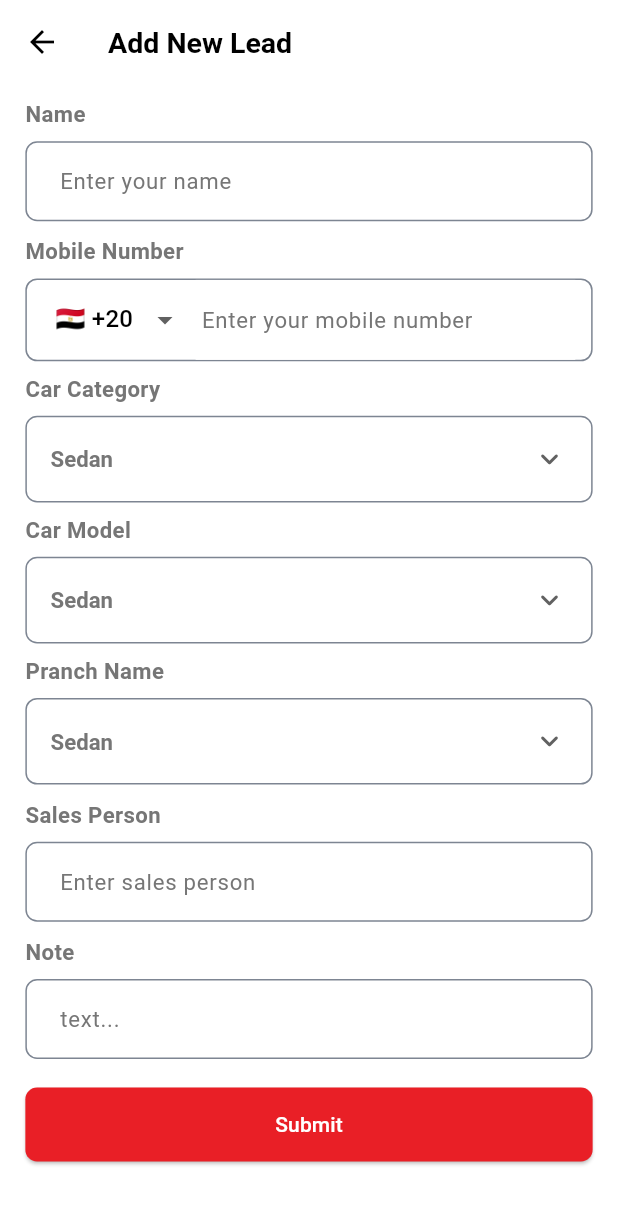
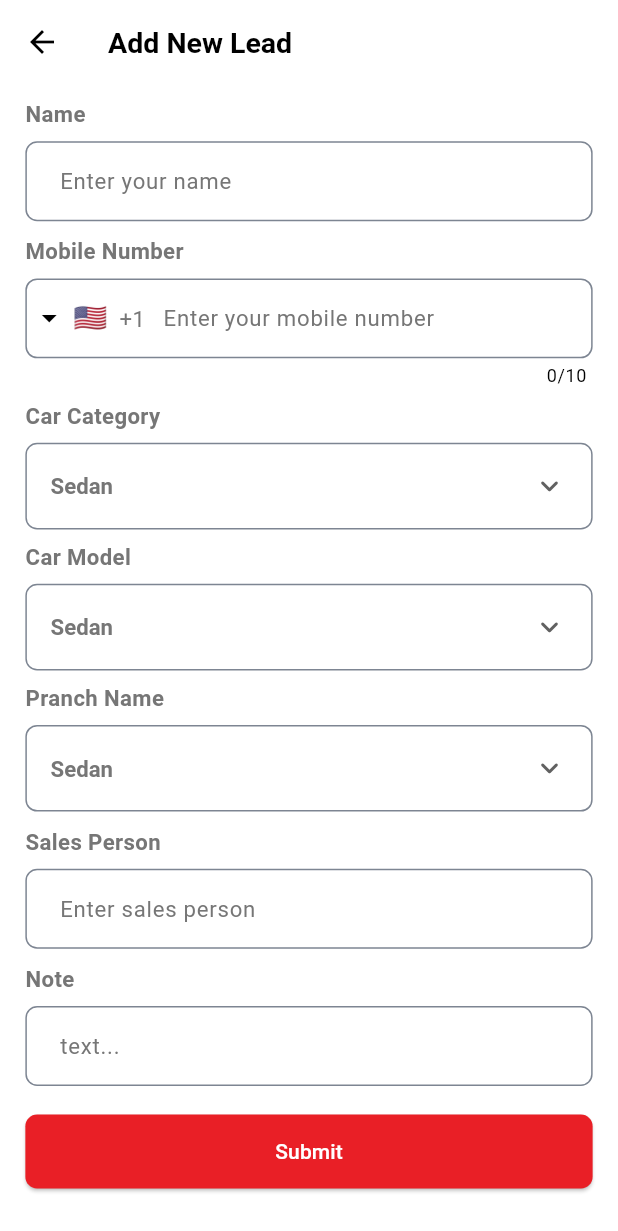
Before and after one commit to yousef2256/m_auto, a Flutter app: the AddNewLeadScreen screen opened by its route, after a tap on "Submit", on a phone screen of 412 x 824 dp. Shown: the top 1231 px of the screen. Run offline on Flutter 3.47's test engine with Material 3 defaults, Android fonts, the light colour scheme and no system bars; drawn by our look-alikes of intl_phone_field; our stand-ins replace bloc, dio, flutter_bloc, flutter_screenutil, pretty_dio_logger, shared_preferences; accounts and stored records are empty; network calls fail; Roboto replaces fonts that are missing (Rubik).

Commit message:
pushing
- added api conestents
- fixed phone feald
- added car brand and mode;ls model
- create get car brand and models end point
- create add lead endpoint
- add  intl_phone_field to pubspec.yamel

```diff
--- a/analysis_options.yaml
+++ b/analysis_options.yaml
@@ -7,6 +7,9 @@
 
 # The following line activates a set of recommended lints for Flutter apps,
 # packages, and plugins designed to encourage good coding practices.
+analyzer:
+  errors:
+    depend_on_referenced_packages: ignore
 include: package:flutter_lints/flutter.yaml
 
 linter:
--- a/lib/core/api/api_constents.dart
+++ b/lib/core/api/api_constents.dart
@@ -4,7 +4,9 @@ class ApiConstents {
 
   // End Points
   static const String login = 'api/login';
-  static const String userData = '/api/salesperson/home';
+  static const String userData = 'api/salesperson/home';
+  static const String addNewLead = 'api/create_lead';
+  static const String carModelsAndBrands = 'api/car_brands_models';
 }
 
 class ApiKeys {
@@ -19,6 +21,23 @@ class ApiKeys {
   static const String authorization = 'Authorization';
   static const String salespersonName = 'salesperson_name';
 
+  // add new lead
+  static const String customerName = 'customer_name';
+  static const String customerPhone = 'customer_phone';
+  static const String carBrandId = 'car_brand_id';
+  static const String carModelId = 'car_model_id';
+  static const String notes = 'notes';
+  static const String budget = 'budget';
+  static const String buyMethod = 'buy_method';
+  static const String installmentProviderId = 'installment_provider_id';
+  static const String installmentWay = 'installment_way';
+  static const String bankApprove = 'bank_approve';
+  static const String downPayment = 'down_payment';
+  static const String foriegnCurrency = 'foriegn_currency';
+  static const String depositType = 'deposit_type';
+  static const String carColorId = 'car_color_id';
+  static const String carCategoryId = 'car_category_id';
+
   // tokens
   static const String accessToken = 'access_token';
   static const String refreshToken = 'refresh_token';
--- a/lib/core/routes/app_rowter.dart
+++ b/lib/core/routes/app_rowter.dart
@@ -6,6 +6,7 @@ import 'package:m_auto/core/routes/routes.dart';
 import 'package:m_auto/features/home_fetures/logic/home_cubit.dart';
 import 'package:m_auto/features/home_fetures/ui/profile_screen.dart';
 import 'package:m_auto/features/layout/logic/layout_cubit.dart';
+import 'package:m_auto/features/leads_fetures/logic/leads_cubit.dart';
 import 'package:m_auto/features/leads_fetures/ui/add_new_lead_screen.dart';
 import 'package:m_auto/features/login_fetures/logic/login_cubit.dart';
 import 'package:m_auto/features/login_fetures/ui/login_screen.dart';
@@ -47,7 +48,11 @@ class AppRouter {
 
       case Routes.addNewLead:
         return MaterialPageRoute(
-          builder: (context) => const AddNewLeadScreen(),
+          builder: (context) => BlocProvider(
+            create: (context) =>
+                LeadsCubit(DioConsumer(dio: Dio()))..getCarBrandsAndModels(),
+            child: const AddNewLeadScreen(),
+          ),
         );
 
       // Default Route if no route is defined
--- a/lib/core/widgets/custome_dripdown_and_textfeald.dart
+++ /dev/null
@@ -1,112 +0,0 @@
-import 'package:flutter/material.dart';
-import 'package:flutter_screenutil/flutter_screenutil.dart';
-import 'package:m_auto/core/helpers/spaser.dart';
-import 'package:m_auto/core/utils/texts/text_styles.dart';
-
-class CustomeDripdownAndTextFeald extends StatelessWidget {
-  final String lableText;
-  final String hintText;
-  final TextEditingController? controller;
-  final TextInputType? textInputType;
-  final TextInputAction? textInputAction;
-  final bool obscureText;
-  final String? Function(String?)? validator;
-  final Widget? prefixIcon;
-  final Widget? suffixIcon;
-  final EdgeInsetsGeometry? contentPadding;
-  final List<DropdownMenuItem<String>>? dropdownItems;
-  final bool showTextField;
-  final bool? isReadOnly;
-  const CustomeDripdownAndTextFeald({
-    super.key,
-    required this.lableText,
-    required this.hintText,
-    this.controller,
-    this.textInputType,
-    this.textInputAction,
-    this.obscureText = false,
-    this.validator,
-    this.prefixIcon,
-    this.suffixIcon,
-    this.contentPadding,
-    this.dropdownItems,
-    this.showTextField = true,
-    this.isReadOnly = false,
-  });
-
-  @override
-  Widget build(BuildContext context) {
-    return Column(
-      children: [
-        verticalSpace(10.h),
-        Align(
-          alignment: Alignment.centerLeft,
-          child: Text(
-            lableText,
-            style: TextStyles.text14px700wGrey,
-          ),
-        ),
-        verticalSpace(8.h),
-        Container(
-          padding: EdgeInsets.symmetric(horizontal: 10.w),
-          width: double.infinity,
-          decoration: BoxDecoration(
-            border: Border.all(
-              color: Theme.of(context).colorScheme.onPrimary,
-            ),
-            borderRadius: BorderRadius.circular(8.r),
-          ),
-          child: Row(
-            children: [
-              DropdownButton<String>(
-                value: '+20', // Default value
-                padding: EdgeInsets.symmetric(horizontal: 8.w),
-                underline: const SizedBox(),
-                items: dropdownItems ??
-                    [
-                      const DropdownMenuItem(
-                        value: '+20',
-                        child: Text('🇪🇬 +20'),
-                      ),
-                      const DropdownMenuItem(
-                        value: '+966',
-                        child: Text('🇸🇦 +966'),
-                      ),
-                      const DropdownMenuItem(
-                        value: '+971',
-                        child: Text('🇦🇪 +971'),
-                      ),
-                    ],
-                onChanged: (value) {
-                  /// TODO Handle country code change
-                },
-              ),
-              if (showTextField)
-                Expanded(
-                  child: TextFormField(
-                    readOnly: isReadOnly!,
-                    validator: validator,
-                    controller: controller,
-                    keyboardType: textInputType,
-                    textInputAction: textInputAction,
-                    obscureText: obscureText,
-                    decoration: InputDecoration(
-                      prefixIcon: prefixIcon,
-                      suffixIcon: suffixIcon,
-                      hintText: hintText,
-                      hintStyle: TextStyles.text14px400wGrey,
-                      contentPadding: EdgeInsets.symmetric(vertical: 15.h),
-                      fillColor: Theme.of(context).colorScheme.surface,
-                      filled: true,
-                      focusedBorder: InputBorder.none,
-                      enabledBorder: InputBorder.none,
-                    ),
-                  ),
-                ),
-            ],
-          ),
-        ),
-      ],
-    );
-  }
-}
--- /dev/null
+++ b/lib/core/widgets/custome_phone_feald.dart
@@ -0,0 +1,89 @@
+import 'package:flutter/material.dart';
+import 'package:flutter_screenutil/flutter_screenutil.dart';
+import 'package:intl_phone_field/intl_phone_field.dart';
+import 'package:m_auto/core/helpers/spaser.dart';
+import 'package:m_auto/core/utils/texts/text_styles.dart';
+
+class CustomePhoneField extends StatelessWidget {
+  final String lableText;
+  final String hintText;
+  final TextEditingController? controller;
+  final TextInputType? textInputType;
+  final TextInputAction? textInputAction;
+  final bool obscureText;
+  final String? Function(String?)? validator;
+  final Widget? prefixIcon;
+  final Widget? suffixIcon;
+  final EdgeInsetsGeometry? contentPadding;
+  final List<DropdownMenuItem<String>>? dropdownItems;
+  final bool showTextField;
+  final bool? isReadOnly;
+  final Function(String?)? onChanged;
+  final String? selectedValue;
+  const CustomePhoneField({
+    super.key,
+    required this.lableText,
+    required this.hintText,
+    this.controller,
+    this.textInputType,
+    this.textInputAction,
+    this.obscureText = false,
+    this.validator,
+    this.prefixIcon,
+    this.suffixIcon,
+    this.contentPadding,
+    this.dropdownItems,
+    this.showTextField = true,
+    this.isReadOnly = false,
+    this.onChanged,
+    this.selectedValue,
+  });
+
+  @override
+  Widget build(BuildContext context) {
+    return Column(
+      children: [
+        verticalSpace(10.h),
+        Align(
+          alignment: Alignment.centerLeft,
+          child: Text(
+            lableText,
+            style: TextStyles.text14px700wGrey,
+          ),
+        ),
+        verticalSpace(8.h),
+        IntlPhoneField(
+          controller: controller,
+          initialValue: selectedValue,
+          onChanged: (phone) {
+            if (onChanged != null) {
+              onChanged!(phone.number);
+            }
+          },
+          decoration: InputDecoration(
+            prefixIcon: prefixIcon,
+            suffixIcon: suffixIcon,
+            hintText: hintText,
+            hintStyle: TextStyles.text14px400wGrey,
+            contentPadding: EdgeInsets.symmetric(vertical: 15.h),
+            fillColor: Theme.of(context).colorScheme.surface,
+            filled: true,
+            focusedBorder: OutlineInputBorder(
+              borderSide: BorderSide(
+                color: Theme.of(context).colorScheme.onPrimary,
+              ),
+              borderRadius: BorderRadius.circular(8.r),
+            ),
+            enabledBorder: OutlineInputBorder(
+              borderSide: BorderSide(
+                color: Theme.of(context).colorScheme.onPrimary,
+              ),
+              borderRadius: BorderRadius.circular(8.r),
+            ),
+          ),
+          dropdownTextStyle: TextStyles.text14px400wGrey,
+        ),
+      ],
+    );
+  }
+}
--- a/lib/features/home_fetures/ui/profile_screen.dart
+++ b/lib/features/home_fetures/ui/profile_screen.dart
@@ -2,7 +2,7 @@ import 'package:flutter/material.dart';
 import 'package:flutter_screenutil/flutter_screenutil.dart';
 import 'package:m_auto/core/helpers/spaser.dart';
 import 'package:m_auto/core/utils/texts/text_styles.dart';
-import 'package:m_auto/core/widgets/custome_dripdown_and_textfeald.dart';
+import 'package:m_auto/core/widgets/custome_phone_feald.dart';
 import 'package:m_auto/core/widgets/custome_dropdown.dart';
 import 'package:m_auto/core/widgets/custome_text_feald.dart';
 import 'package:m_auto/features/home_fetures/ui/widgets/lead_status.dart';
@@ -44,7 +44,7 @@ class ProfileScreen extends StatelessWidget {
             ),
 
             // phone
-            const CustomeDripdownAndTextFeald(
+            const CustomePhoneField(
               lableText: 'Phone',
               hintText: '0102258763',
               isReadOnly: true,
--- /dev/null
+++ b/lib/features/leads_fetures/data/models/car_brands_and_models.dart
@@ -0,0 +1,40 @@
+class CarBrandsAndModels {
+  final int? id;
+  final String brandName;
+  final List<BrandModels> brandModels;
+
+  CarBrandsAndModels({
+    required this.id,
+    required this.brandName,
+    required this.brandModels,
+  });
+
+  factory CarBrandsAndModels.fromJson(Map<String, dynamic> json) {
+    return CarBrandsAndModels(
+      id: json['id'],
+      brandName: json['brand_name'],
+      brandModels: List<BrandModels>.from(
+        json['brand_models'].map(
+          (e) => BrandModels.fromJson(e),
+        ),
+      ),
+    );
+  }
+}
+
+class BrandModels {
+  final int? id;
+  final String modelName;
+
+  BrandModels({
+    required this.id,
+    required this.modelName,
+  });
+
+  factory BrandModels.fromJson(Map<String, dynamic> json) {
+    return BrandModels(
+      id: json['id'],
+      modelName: json['model_name'],
+    );
+  }
+}
--- /dev/null
+++ b/lib/features/leads_fetures/logic/leads_cubit.dart
@@ -0,0 +1,89 @@
+import 'package:bloc/bloc.dart';
+import 'package:flutter/material.dart';
+import 'package:m_auto/core/api/api_constents.dart';
+import 'package:m_auto/core/api/api_cosumer.dart';
+import 'package:m_auto/core/api/api_error_handler.dart';
+import 'package:m_auto/features/leads_fetures/data/models/car_brands_and_models.dart';
+import 'package:meta/meta.dart';
+
+part 'leads_state.dart';
+
+class LeadsCubit extends Cubit<LeadsState> {
+  LeadsCubit(this.api) : super(LeadsInitial());
+
+  // controllers
+  final TextEditingController customerNameController = TextEditingController();
+  final TextEditingController customerPhoneController = TextEditingController();
+  final TextEditingController notesController = TextEditingController();
+  final ApiConsumer api;
+
+  // Add this variable to store selected country code
+  String selectedCountryCode = '+20'; // Default to Egypt code
+
+
+
+  // Add this method to handle country code changes
+  void updateCountryCode(String? code) {
+    if (code != null) {
+      selectedCountryCode = code;
+    }
+  }
+
+  // add new lead
+  addNewLead() async {
+    emit(AddNewLeadLoading());
+    try {
+      final response = await api.post(ApiConstents.addNewLead, data: {
+        ApiKeys.jsonrpc: "2.0",
+        ApiKeys.params: {
+          ApiKeys.customerName: customerNameController.text,
+          // country code + phone number
+          ApiKeys.customerPhone:
+              selectedCountryCode + customerPhoneController.text,
+          ApiKeys.carBrandId: 1,
+          ApiKeys.carModelId: 1,
+          ApiKeys.notes: notesController.text,
+          ApiKeys.budget: 2000000,
+          //optional data
+          ApiKeys.buyMethod: "Installment",
+          ApiKeys.installmentProviderId: 1,
+          ApiKeys.installmentWay: "Bank",
+          ApiKeys.bankApprove: true,
+          ApiKeys.downPayment: 200000,
+          ApiKeys.foriegnCurrency: false,
+          ApiKeys.depositType: "Cash",
+          ApiKeys.carColorId: 1,
+          ApiKeys.carCategoryId: [1],
+        }
+      });
+      final result = response[ApiKeys.result];
+      emit(AddNewLeadSuccess(result));
+    } on ApiErrorHandler catch (e) {
+      emit(AddNewLeadFailure(errorMessage: e.errorModel.error));
+    } catch (e) {
+      emit(AddNewLeadFailure(errorMessage: e.toString()));
+    }
+  }
+
+    // Add this to store the brands list
+  List<CarBrandsAndModels> carBrands = [];
+
+
+
+  // get car brands and models
+  getCarBrandsAndModels() async {
+    emit(GetCarBrandsAndModelsLoading());
+    try {
+      final response = await api.post(ApiConstents.carModelsAndBrands, data: {});
+      final List<dynamic> resultList = response[ApiKeys.result];
+      carBrands = resultList
+          .map((e) => CarBrandsAndModels.fromJson(e))
+          .toList();
+      emit(GetCarBrandsAndModelsSuccess(carBrands));
+    } on ApiErrorHandler catch (e) {
+      emit(GetCarBrandsAndModelsFailure(errorMessage: e.errorModel.error));
+    } catch (e) {
+      emit(GetCarBrandsAndModelsFailure(errorMessage: e.toString()));
+    }
+  }
+}
--- /dev/null
+++ b/lib/features/leads_fetures/logic/leads_state.dart
@@ -0,0 +1,32 @@
+part of 'leads_cubit.dart';
+
+@immutable
+sealed class LeadsState {}
+
+final class LeadsInitial extends LeadsState {}
+
+// add new lead
+final class AddNewLeadLoading extends LeadsState {}
+
+final class AddNewLeadSuccess extends LeadsState {
+  AddNewLeadSuccess(this.result);
+  final dynamic result;
+}
+
+final class AddNewLeadFailure extends LeadsState {
+  AddNewLeadFailure({required this.errorMessage});
+  final String errorMessage;
+}
+
+// get car brands and models
+final class GetCarBrandsAndModelsLoading extends LeadsState {}
+
+final class GetCarBrandsAndModelsSuccess extends LeadsState {
+  GetCarBrandsAndModelsSuccess(this.result);
+  final CarBrandsAndModels result;
+}
+
+final class GetCarBrandsAndModelsFailure extends LeadsState {
+  GetCarBrandsAndModelsFailure({required this.errorMessage});
+  final String errorMessage;
+}
--- a/lib/features/leads_fetures/ui/add_new_lead_screen.dart
+++ b/lib/features/leads_fetures/ui/add_new_lead_screen.dart
@@ -1,17 +1,27 @@
 import 'package:flutter/material.dart';
+import 'package:flutter_bloc/flutter_bloc.dart';
 import 'package:flutter_screenutil/flutter_screenutil.dart';
+import 'package:m_auto/core/helpers/navigations.dart';
 import 'package:m_auto/core/helpers/spaser.dart';
 import 'package:m_auto/core/utils/texts/text_styles.dart';
 import 'package:m_auto/core/widgets/custome_button.dart';
-import 'package:m_auto/core/widgets/custome_dripdown_and_textfeald.dart';
+import 'package:m_auto/core/widgets/custome_phone_feald.dart';
 import 'package:m_auto/core/widgets/custome_dropdown.dart';
 import 'package:m_auto/core/widgets/custome_text_feald.dart';
+import 'package:m_auto/features/leads_fetures/logic/leads_cubit.dart';
 
 class AddNewLeadScreen extends StatelessWidget {
   const AddNewLeadScreen({super.key});
 
   @override
   Widget build(BuildContext context) {
+    return BlocConsumer<LeadsCubit, LeadsState>(
+      listener: (context, state) {
+        if (state is AddNewLeadSuccess) {
+          context.pop();
+        }
+      },
+      builder: (context, state) {
         return Scaffold(
           appBar: AppBar(
             title: Text('Add New Lead', style: TextStyles.text18px600wBlack),
@@ -24,18 +34,22 @@ class AddNewLeadScreen extends StatelessWidget {
                 child: Column(
                   children: [
                     // name text field
-                const CustomeTextFeald(
+                    CustomeTextFeald(
                       labelText: 'Name',
                       hintText: 'Enter your name',
                       textInputType: TextInputType.name,
                       textInputAction: TextInputAction.next,
+                      controller:
+                          context.read<LeadsCubit>().customerNameController,
                     ),
 
                     // Mobile Number dropdown with text field
-                const CustomeDripdownAndTextFeald(
+                    CustomePhoneField(
                       lableText: 'Mobile Number',
                       hintText: 'Enter your mobile number',
                       textInputType: TextInputType.phone,
+                      controller:
+                          context.read<LeadsCubit>().customerPhoneController,
                     ),
 
                     // car Category dropdown
@@ -92,11 +106,12 @@ class AddNewLeadScreen extends StatelessWidget {
                     ),
 
                     // note textfeald
-                const CustomeTextFeald(
+                    CustomeTextFeald(
                       labelText: 'Note',
                       hintText: 'text...',
                       textInputType: TextInputType.multiline,
                       textInputAction: TextInputAction.done,
+                      controller: context.read<LeadsCubit>().notesController,
                     ),
 
                     // spacer
@@ -106,14 +121,18 @@ class AddNewLeadScreen extends StatelessWidget {
                     CustomeButton(
                       text: 'Submit',
                       onPressed: () {
-                    // TODO: Handle submit
+                        context.read<LeadsCubit>().addNewLead();
                       },
                     ),
+
+                    verticalSpace(20.h),
                   ],
                 ),
               ),
             ),
           ),
         );
+      },
+    );
   }
 }
--- a/pubspec.yaml
+++ b/pubspec.yaml
@@ -39,6 +39,8 @@ dependencies:
   shared_preferences: ^2.3.3
   # animations
   animations: ^2.0.11
+  # intl phone field
+  intl_phone_field: ^3.1.0
 
 
 #----------- dev_dependencies ----------#
```
Lines whose indentation alone changed are shown as unchanged.
